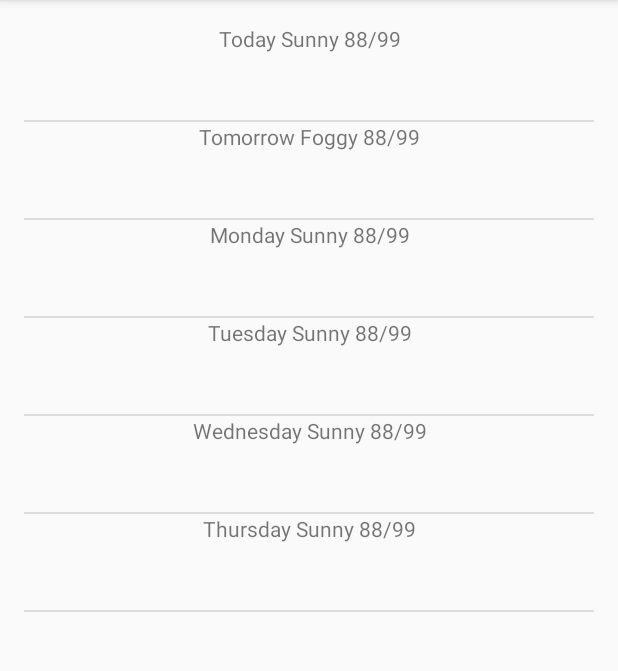
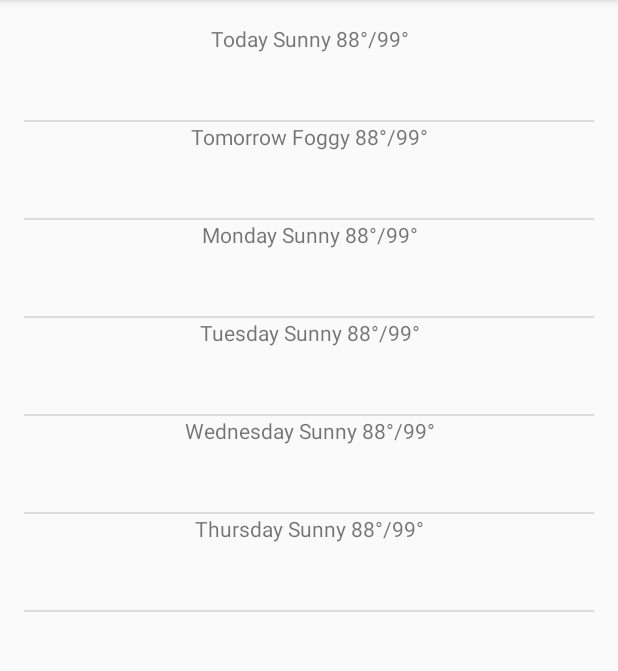
Before and after one commit to hassanabidpk/OurSunshine, an Android app: the screen it shows after launch (MainActivity), on a phone screen of 412 x 824 dp, the part 84-755 px from its top. Run offline under Robolectric (Android 15) with nearby library versions, the phone set to English and light mode, and no system bars.

Commit message:
added degree sign

```diff
--- a/app/src/main/java/com/mooccircle/sunshine/app/MainActivity.java
+++ b/app/src/main/java/com/mooccircle/sunshine/app/MainActivity.java
@@ -76,9 +76,12 @@ public class MainActivity extends ActionBarActivity {
 //            list1.add("Wednesday Sunny 88/99");
 //            list1.add("Thursday Sunny 88/99");
 
-            String[] listArray = {"Today Sunny 88/99","Tomorrow Foggy 88/99",
-                    "Monday Sunny 88/99","Tuesday Sunny 88/99","Wednesday Sunny 88/99",
-                    "Thursday Sunny 88/99"};
+            String[] listArray = {"Today Sunny 88°/99°",
+                    "Tomorrow Foggy 88°/99°",
+                    "Monday Sunny 88°/99°",
+                    "Tuesday Sunny 88°/99°",
+                    "Wednesday Sunny 88°/99°",
+                    "Thursday Sunny 88°/99°"};
 
             ArrayList<String> weekForecast = new ArrayList<String>(Arrays.asList(listArray));
 
```
